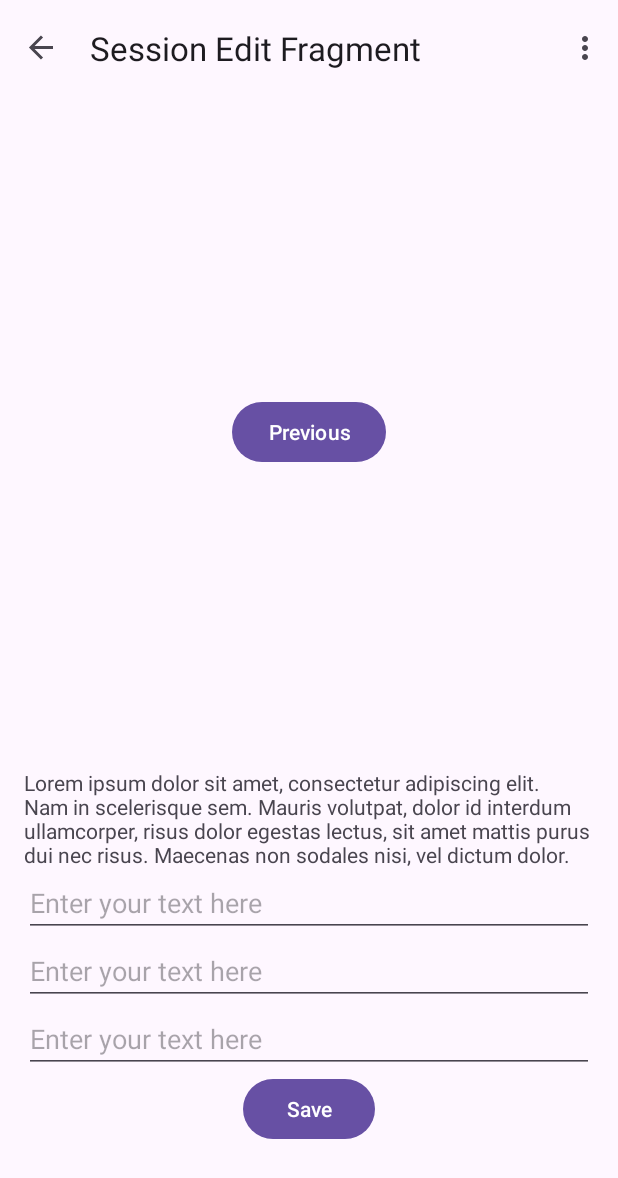
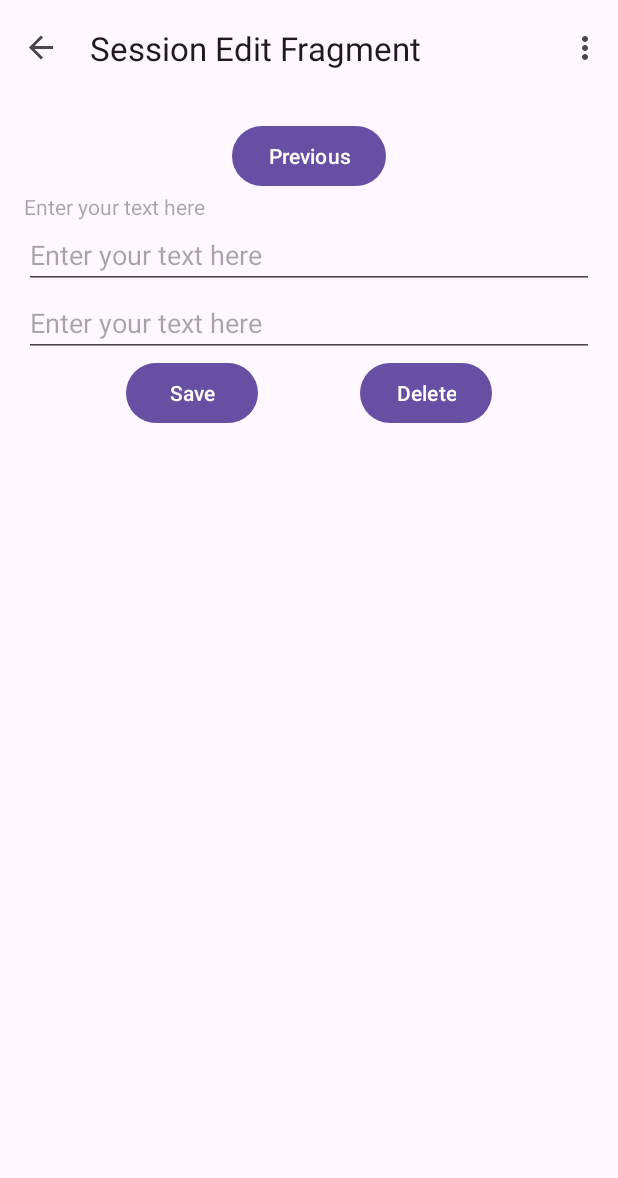
Before and after one commit to espencer127/TherapyNotesTracker, an Android app: the SessionEditFragment screen opened through its navigation route, on a phone screen of 412 x 824 dp. Shown: the top 1178 px of the screen. Run offline under Robolectric (Android 15) with nearby library versions, the phone set to English and light mode, and no system bars; our stand-ins replace Room's generated code, navigation-ui.

Commit message:
add a delete button for each session

```diff
--- a/app/src/main/java/com/spencer/therapynotestracker/sessionedit/SessionEditFragment.java
+++ b/app/src/main/java/com/spencer/therapynotestracker/sessionedit/SessionEditFragment.java
@@ -6,6 +6,7 @@ import android.view.View;
 import android.view.ViewGroup;
 import android.widget.Button;
 import android.widget.EditText;
+import android.widget.TextView;
 import android.widget.Toast;
 
 import androidx.annotation.NonNull;
@@ -46,7 +47,6 @@ public class SessionEditFragment extends Fragment {
         binding.buttonSaveSessionEdit.setOnClickListener(v -> {
             EditText editAgenda = view.findViewById(R.id.edit_agenda);
             Toast.makeText(v.getContext(), editAgenda.getText(), Toast.LENGTH_SHORT).show();
-
             }
         );
 
@@ -54,7 +54,7 @@ public class SessionEditFragment extends Fragment {
         activeSessionViewModel.getSelectedItem().observe(getViewLifecycleOwner(), session -> {
             // Update the list UI.
             // Find the TextView by its ID
-            EditText editDate = view.findViewById(R.id.edit_date);
+            TextView editDate = view.findViewById(R.id.view_date);
             EditText editAgenda = view.findViewById(R.id.edit_agenda);
             EditText editNotes = view.findViewById(R.id.edit_notes);
 
--- a/app/src/main/res/layout/fragment_session_edit.xml
+++ b/app/src/main/res/layout/fragment_session_edit.xml
@@ -16,31 +16,19 @@
             android:layout_width="wrap_content"
             android:layout_height="wrap_content"
             android:text="@string/previous"
-            app:layout_constraintBottom_toTopOf="@id/textview_second"
+            app:layout_constraintBottom_toTopOf="@id/view_date"
             app:layout_constraintEnd_toEndOf="parent"
             app:layout_constraintStart_toStartOf="parent"
             app:layout_constraintTop_toTopOf="parent" />
 
         <TextView
-            android:id="@+id/textview_second"
-            android:layout_width="wrap_content"
+            android:id="@+id/view_date"
+            android:layout_width="match_parent"
             android:layout_height="wrap_content"
-            android:layout_marginTop="16dp"
-            android:text="@string/lorem_ipsum"
-            app:layout_constraintBottom_toBottomOf="parent"
+            android:hint="Enter your text here"
             app:layout_constraintEnd_toEndOf="parent"
             app:layout_constraintStart_toStartOf="parent"
             app:layout_constraintTop_toBottomOf="@id/button_second" />
-
-        <EditText
-            android:id="@+id/edit_date"
-            android:layout_width="match_parent"
-            android:layout_height="wrap_content"
-            android:hint="Enter your text here"
-            android:inputType="text"
-            app:layout_constraintEnd_toEndOf="parent"
-            app:layout_constraintStart_toStartOf="parent"
-            app:layout_constraintTop_toBottomOf="@id/textview_second" />
 
         <EditText
             android:id="@+id/edit_agenda"
@@ -50,7 +38,7 @@
             android:inputType="text"
             app:layout_constraintEnd_toEndOf="parent"
             app:layout_constraintStart_toStartOf="parent"
-            app:layout_constraintTop_toBottomOf="@id/edit_date" />
+            app:layout_constraintTop_toBottomOf="@id/view_date" />
 
         <EditText
             android:id="@+id/edit_notes"
@@ -68,8 +56,18 @@
             android:layout_height="wrap_content"
             android:text="@string/save"
             app:layout_constraintTop_toBottomOf="@id/edit_notes"
+            app:layout_constraintEnd_toStartOf="@id/button_save_session_delete"
+            app:layout_constraintStart_toStartOf="parent"
+            app:layout_constraintBottom_toBottomOf="parent" />
+
+        <Button
+            android:id="@+id/button_save_session_delete"
+            android:layout_width="wrap_content"
+            android:layout_height="wrap_content"
+            android:text="@string/delete"
+            app:layout_constraintTop_toBottomOf="@id/edit_notes"
             app:layout_constraintEnd_toEndOf="parent"
-            app:layout_constraintStart_toStartOf="parent"
+            app:layout_constraintStart_toEndOf="@id/button_save_session_edit"
             app:layout_constraintBottom_toBottomOf="parent" />
 
     </androidx.constraintlayout.widget.ConstraintLayout>
--- a/app/src/main/res/values/strings.xml
+++ b/app/src/main/res/values/strings.xml
@@ -15,4 +15,5 @@
         volutpat, dolor id interdum ullamcorper, risus dolor egestas lectus, sit amet mattis purus
         dui nec risus. Maecenas non sodales nisi, vel dictum dolor.
     </string>
+    <string name="delete">Delete</string>
 </resources>
```
